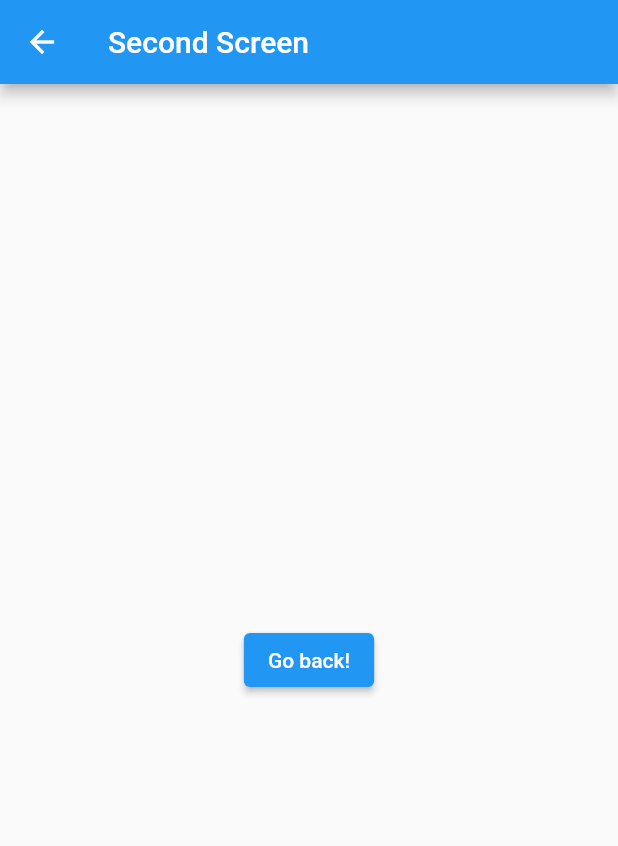
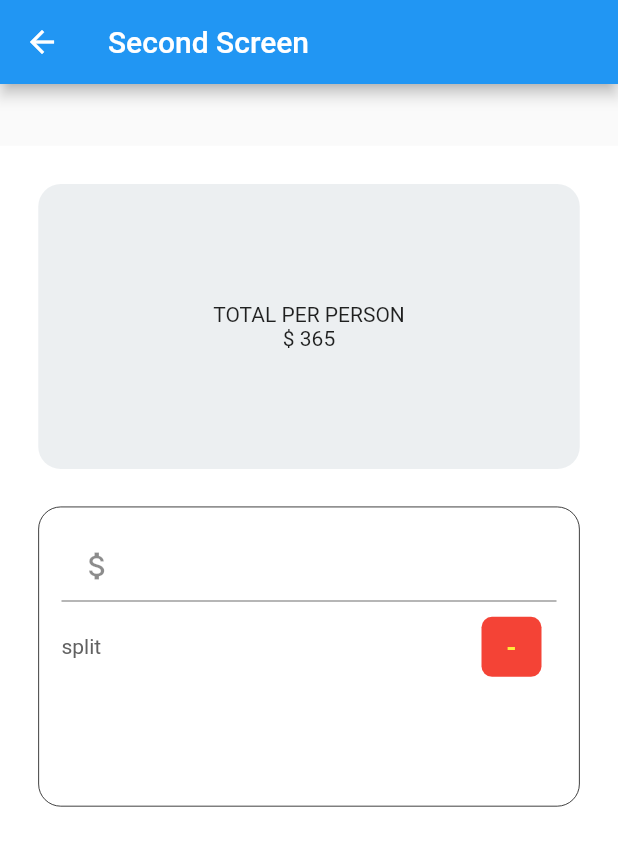
Before and after one commit to Sid-sy/med-info, a Flutter app: the SecondScreen screen opened by its route, on a phone screen of 412 x 824 dp. Shown: the top 846 px of the screen. Run offline on Flutter 3.47's test engine with Material 2 defaults, Android fonts, the phone set to English and light mode, and no system bars.

Commit message:
secondscreen tip calculator demo

```diff
--- a/lib/main.dart
+++ b/lib/main.dart
@@ -1,5 +1,7 @@
 import 'package:buildapps/ui/Home.dart';
 import 'package:flutter/material.dart';
+
+import 'file:///C:/Users/sid/AndroidStudioProjects/buildapps/lib/widgets/second_screen.dart';
 
 void main() {
   runApp(
--- a/lib/ui/Home.dart
+++ b/lib/ui/Home.dart
@@ -63,25 +63,3 @@ class BizCard extends StatelessWidget {
     );
   }
 }
-
-class SecondScreen extends StatelessWidget {
-  @override
-  Widget build(BuildContext context) {
-    return Scaffold(
-      appBar: AppBar(
-        title: Text("Second Screen"),
-      ),
-      body: Center(
-        child: ElevatedButton(
-          // Within the SecondScreen widget
-          onPressed: () {
-            // Navigate back to the first screen by popping the current route
-            // off the stack.
-            Navigator.pop(context);
-          },
-          child: Text('Go back!'),
-        ),
-      ),
-    );
-  }
-}
--- /dev/null
+++ b/lib/widgets/second_screen.dart
@@ -0,0 +1,122 @@
+import 'package:flutter/material.dart';
+
+class SecondScreen extends StatelessWidget {
+  @override
+  Widget build(BuildContext context) {
+    int _tipPercentage = 0;
+    int _personCounter = 1;
+    double _billAmount = 0.0;
+
+    return Scaffold(
+      appBar: AppBar(
+        title: Text("Second Screen"),
+      ),
+      body: Container(
+        margin: EdgeInsets.only(top: MediaQuery.of(context).size.height * 0.05),
+        alignment: Alignment.center,
+        color: Colors.white,
+        child: ListView(
+          scrollDirection: Axis.vertical,
+          padding: EdgeInsets.all(25.5),
+          children: [
+            Container(
+              width: 150,
+              height: 190,
+              decoration: BoxDecoration(
+                color: Colors.blueGrey.shade50,
+                borderRadius: BorderRadius.circular(15.0),
+              ),
+              child: Center(
+                child: Column(
+                  mainAxisAlignment: MainAxisAlignment.center,
+                  children: [
+                    Text("TOTAL PER PERSON"),
+                    Text("\$ 365"),
+                  ],
+                ),
+              ),
+            ),
+            Container(
+              margin: EdgeInsets.only(top: 25),
+              padding: EdgeInsets.all(15.0),
+              height: 200,
+              width: 200,
+              decoration: BoxDecoration(
+                color: Colors.transparent,
+                borderRadius: BorderRadius.circular(15),
+                border: Border.all(color: Colors.black, width: 0.5),
+              ),
+              child: Column(
+                children: [
+                  TextField(
+                    keyboardType:
+                        TextInputType.numberWithOptions(decimal: true),
+                    style: TextStyle(color: Colors.purpleAccent),
+                    decoration: InputDecoration(
+                      prefixText: "Bill amount:",
+                      prefixIcon: Icon(Icons.attach_money),
+                    ),
+                    onChanged: (String value) {
+                      try {
+                        _billAmount = double.parse(value);
+                      } catch (exception) {
+                        _billAmount = 0.0;
+                      }
+                    },
+                  ),
+                  Row(
+                    mainAxisAlignment: MainAxisAlignment.spaceBetween,
+                    children: <Widget>[
+                      Text(
+                        "split",
+                        style: TextStyle(
+                          color: Colors.grey.shade700,
+                        ),
+                      ),
+                      Row(
+                        children: <Widget>[
+                          InkWell(
+                            onTap: () {
+                              setState(() {
+                                if (_personCounter > 1) {
+                                  _personCounter--;
+                                } else {
+                                  // do nothing just keep quite
+                                }
+                              });
+                            },
+                            child: Container(
+                              width: 40.0,
+                              height: 40.0,
+                              margin: EdgeInsets.all(10.0),
+                              decoration: BoxDecoration(
+                                color: Colors.red,
+                                borderRadius: BorderRadius.circular(7.0),
+                              ),
+                              child: Center(
+                                child: Text(
+                                  "-",
+                                  style: TextStyle(
+                                    fontSize: 17.0,
+                                    fontWeight: FontWeight.bold,
+                                    color: Colors.yellow,
+                                  ),
+                                ),
+                              ),
+                            ),
+                          ),
+                        ],
+                      )
+                    ],
+                  )
+                ],
+              ),
+            )
+          ],
+        ),
+      ),
+    );
+  }
+
+  void setState(Null Function() param0) {}
+}
```
